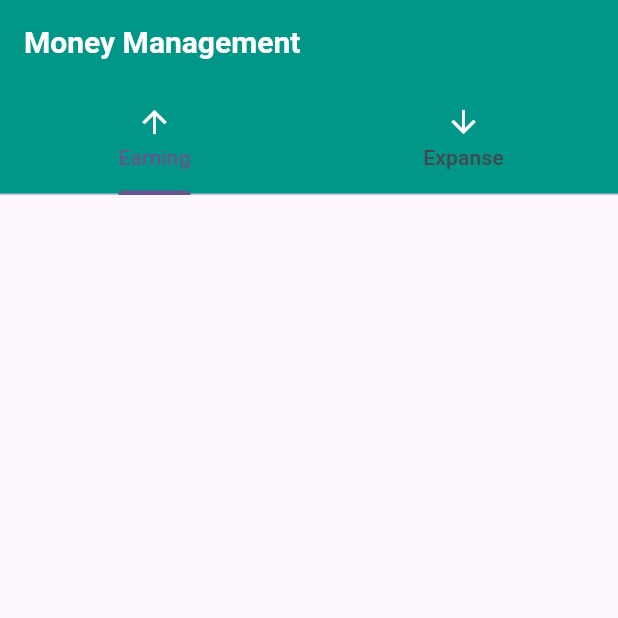
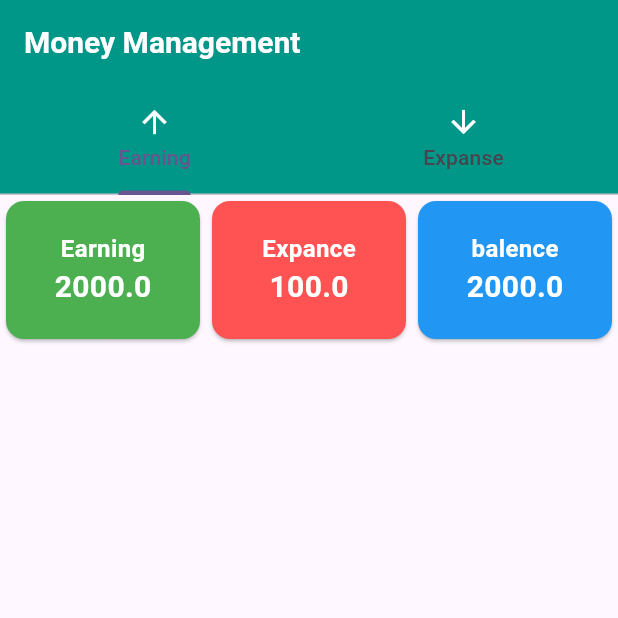
Before and after one commit to MIR-RIAZUL/money_management_project, a Flutter app: the screen it shows after launch, on a phone screen of 412 x 824 dp, the top half of it. Run offline on Flutter 3.47's test engine with Material 3 defaults, Android fonts, the light colour scheme and no system bars.

Commit message:
make tab as a widget and pass value

```diff
--- a/lib/money.dart
+++ b/lib/money.dart
@@ -42,6 +42,64 @@ class _MOneyManagementState extends State<MOneyManagement>
           ],
         ),
       ),
+      body: Column(
+        children: [
+          Row(
+            children: [
+              _buildsummarycard(
+                title: 'Earning',
+                value: 2000,
+                color: Colors.green,
+              ),
+              _buildsummarycard(
+                title: 'Expance',
+                value: 100,
+                color: Colors.redAccent,
+              ),
+              _buildsummarycard(
+                title: 'balence',
+                value: 2000,
+                color: Colors.blue,
+              ),
+            ],
+          ),
+        ],
+      ),
     );
   }
 }
+
+Widget _buildsummarycard({
+  required String title,
+  required double value,
+  required Color color,
+}) {
+  return Expanded(
+    child: Card(
+      color: color,
+      child: Padding(
+        padding: const EdgeInsets.all(20.0),
+        child: Column(
+          children: [
+            Text(
+              title,
+              style: TextStyle(
+                fontSize: 16,
+                color: Colors.white,
+                fontWeight: FontWeight.bold,
+              ),
+            ),
+            Text(
+              value.toString(),
+              style: TextStyle(
+                fontSize: 20,
+                color: Colors.white,
+                fontWeight: FontWeight.bold,
+              ),
+            ),
+          ],
+        ),
+      ),
+    ),
+  );
+}
```
